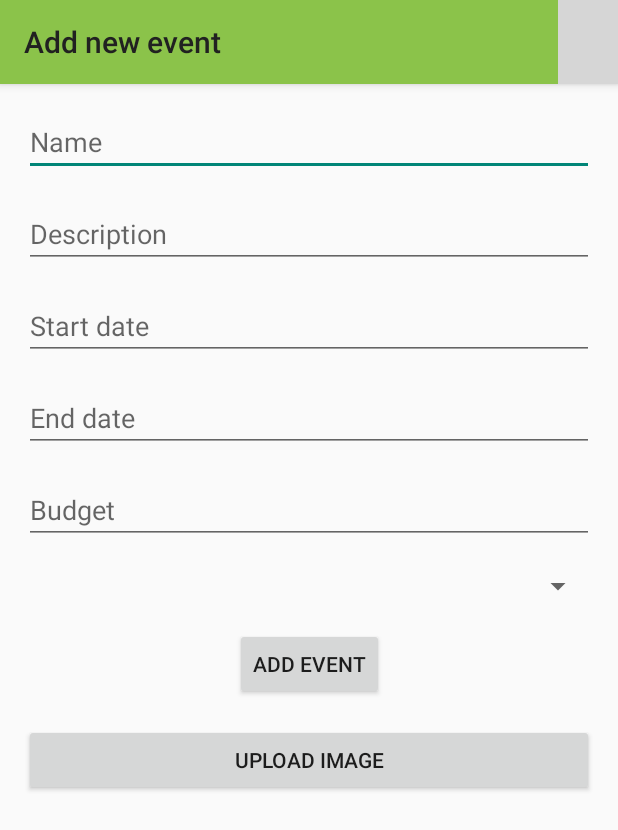
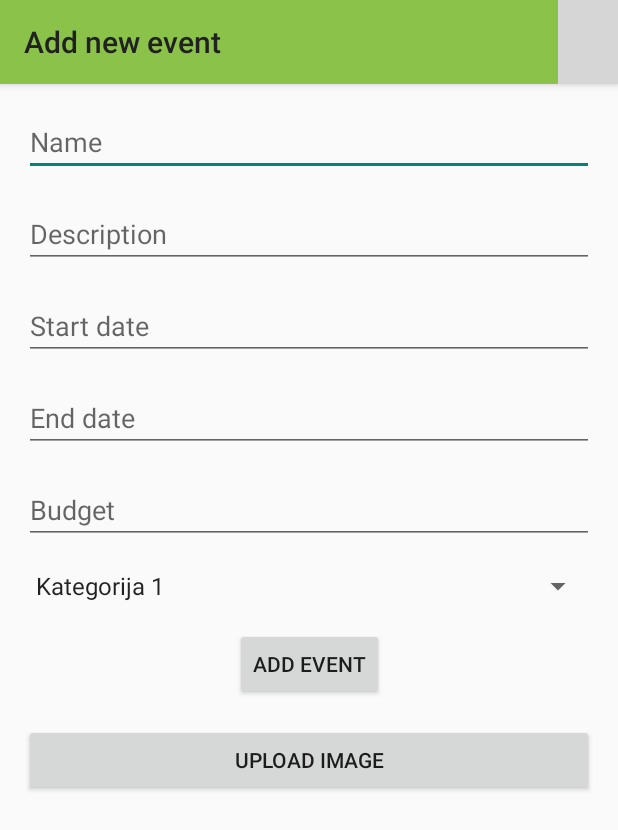
Before and after one commit to j5tankovic/event-organizer, an Android app: the screen it shows after launch (AddNewEventActivity), on a phone screen of 412 x 824 dp. Shown: the top 830 px of the screen. Run offline under Robolectric (Android 15) with nearby library versions, the phone set to English and light mode, and no system bars; our stand-ins replace Firebase (no records; nobody signed in at launch, a user with empty details on screens opened directly); grey boxes are pictures that could not be loaded.

Commit message:
event categories for spinner

```diff
--- a/app/src/main/java/rs/ac/uns/ftn/pma/event_organizer/activity/AddNewEventActivity.java
+++ b/app/src/main/java/rs/ac/uns/ftn/pma/event_organizer/activity/AddNewEventActivity.java
@@ -9,8 +9,10 @@ import android.support.annotation.NonNull;
 import android.support.v7.app.AppCompatActivity;
 import android.os.Bundle;
 import android.view.View;
+import android.widget.ArrayAdapter;
 import android.widget.Button;
 import android.widget.ImageView;
+import android.widget.Spinner;
 import android.widget.TextView;
 import android.widget.Toast;
 
@@ -27,6 +29,7 @@ import com.google.firebase.storage.UploadTask;
 import java.io.IOException;
 import java.text.ParseException;
 import java.text.SimpleDateFormat;
+import java.util.ArrayList;
 import java.util.Date;
 
 import rs.ac.uns.ftn.pma.event_organizer.R;
@@ -42,6 +45,7 @@ public class AddNewEventActivity extends AppCompatActivity {
     private TextView start_date;
     private TextView end_date;
     private TextView budget;
+    private Spinner eventCategory;
 
     private Button upload;
     private ImageView uploadedPicture;
@@ -53,6 +57,7 @@ public class AddNewEventActivity extends AppCompatActivity {
     private String eventPicturePath;
 
     private DatabaseReference databaseReference;
+    private DatabaseReference databaseReferenceEventCategories;
     private FirebaseDatabase firebaseDatabase;
     private StorageReference storageReference;
 
@@ -61,8 +66,17 @@ public class AddNewEventActivity extends AppCompatActivity {
         super.onCreate(savedInstanceState);
         setContentView(R.layout.activity_add_new_event);
 
+/*        EventCategory eventCategory1 = new EventCategory();
+        eventCategory1.setName("Kategorija 1");
+        saveCategory(eventCategory1);
+
+        EventCategory eventCategory2 = new EventCategory();
+        eventCategory2.setName("Kategorija 2");
+        saveCategory(eventCategory2);*/
+
         firebaseDatabase = FirebaseDatabase.getInstance();
         databaseReference = firebaseDatabase.getReference("events");
+        databaseReferenceEventCategories = firebaseDatabase.getReference("eventCategories");
         storageReference = FirebaseStorage.getInstance().getReference();
 
         name = findViewById(R.id.new_event_name);
@@ -70,9 +84,17 @@ public class AddNewEventActivity extends AppCompatActivity {
         start_date = findViewById(R.id.new_event_start_date);
         end_date = findViewById(R.id.new_event_end_date);
         budget = findViewById(R.id.new_event_budget);
+        eventCategory = findViewById(R.id.new_event_category);
 
         upload = findViewById(R.id.new_event_upload_image);
         uploadedPicture = findViewById(R.id.new_event_image);
+
+        Spinner categories = findViewById(R.id.new_event_category);
+        ArrayAdapter<CharSequence> adapter = ArrayAdapter.createFromResource(this,
+                R.array.event_categories, android.R.layout.simple_spinner_item);
+
+        adapter.setDropDownViewResource(android.R.layout.simple_spinner_dropdown_item);
+        categories.setAdapter(adapter);
 
         add = findViewById(R.id.add_new_event);
         add.setOnClickListener(new View.OnClickListener() {
@@ -110,6 +132,12 @@ public class AddNewEventActivity extends AppCompatActivity {
         event.setStartDateTime(start_date_date);
         event.setEndDateTime(end_date_date);
         event.setBudget(Double.valueOf(budget.getText().toString()));
+        String eventCategoryName = eventCategory.getSelectedItem().toString();
+        System.out.println("**************");
+        System.out.println("**************");
+        System.out.println(eventCategoryName);
+        System.out.println("**************");
+        System.out.println("**************");
 
         return event;
     }
@@ -126,6 +154,13 @@ public class AddNewEventActivity extends AppCompatActivity {
 
         event.setId(key);
         databaseReference.child(key).setValue(event);
+    }
+
+    private void saveCategory(EventCategory eventCategory) {
+        String key = databaseReferenceEventCategories.push().getKey();
+
+        eventCategory.setId(key);
+        databaseReferenceEventCategories.child(key).setValue(eventCategory);
     }
 
     @Override
--- a/app/src/main/res/values/strings.xml
+++ b/app/src/main/res/values/strings.xml
@@ -61,6 +61,12 @@
     <string name="new_event_end_date">End date</string>
     <string name="new_event_category">Category</string>
     <string name="new_event_image">Upload image</string>
+
+    <string-array name="event_categories">
+        <item value = "1">Kategorija 1</item>
+        <item value = "2">Kategorija 2</item>
+    </string-array>
+
     <!-- Toolbar titles when navigation menu item is selected -->
     <string-array name="nav_item_activity_titles">
         <item>My events</item>
```
Also changed, not shown: app/src/main/java/rs/ac/uns/ftn/pma/event_organizer/model/EventCategory.java (+4 -4 lines).
